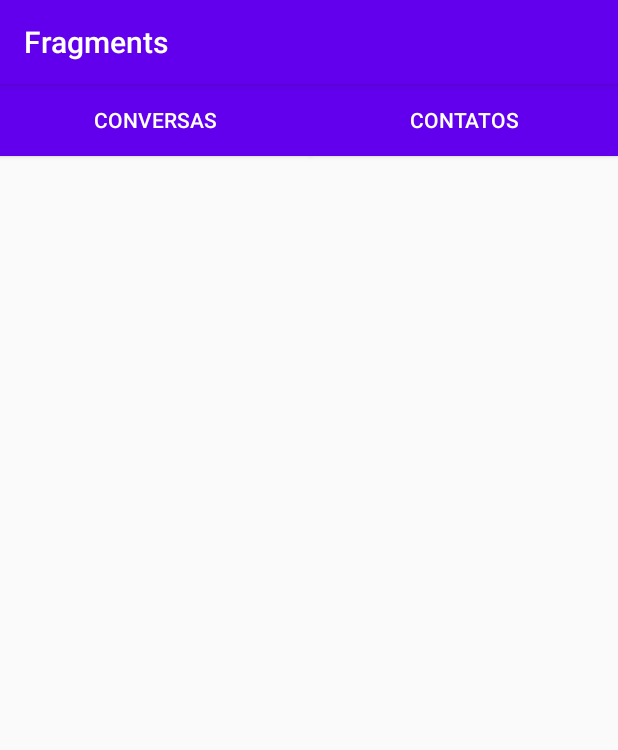
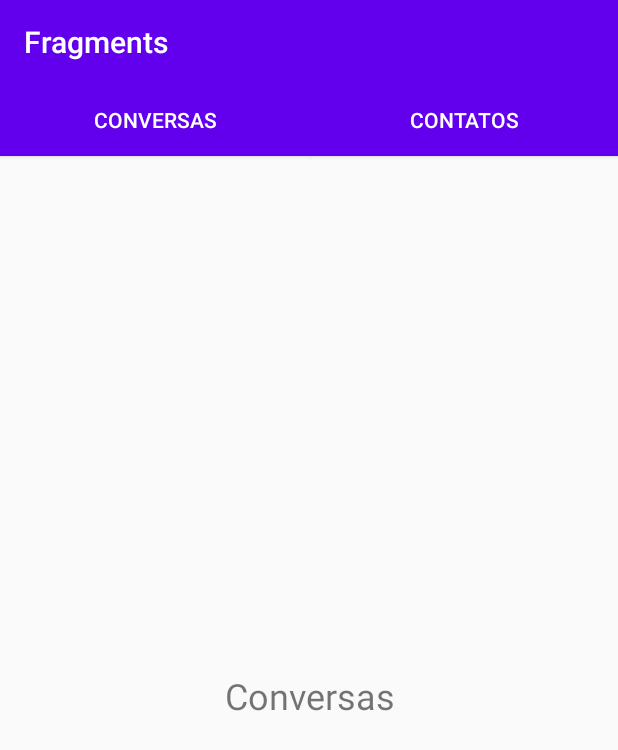
Before and after one commit to rubaoma/Fragments, an Android app: the screen it shows after launch (MainActivity), on a phone screen of 412 x 824 dp. Shown: the top 750 px of the screen. Run offline under Robolectric (Android 15) with nearby library versions, the phone set to English and light mode, and no system bars.

Commit message:
implementacao chamando pelos os botoes  as fragments para o frame dentro da mainActivity

```diff
--- a/app/build.gradle
+++ b/app/build.gradle
@@ -26,6 +26,7 @@ dependencies {
     implementation fileTree(dir: "libs", include: ["*.jar"])
     implementation 'androidx.appcompat:appcompat:1.2.0'
     implementation 'androidx.constraintlayout:constraintlayout:2.0.1'
+    implementation 'androidx.legacy:legacy-support-v4:1.0.0'
     testImplementation 'junit:junit:4.12'
     androidTestImplementation 'androidx.test.ext:junit:1.1.2'
     androidTestImplementation 'androidx.test.espresso:espresso-core:3.3.0'
--- a/app/src/main/AndroidManifest.xml
+++ b/app/src/main/AndroidManifest.xml
@@ -9,7 +9,7 @@
         android:roundIcon="@mipmap/ic_launcher_round"
         android:supportsRtl="true"
         android:theme="@style/AppTheme">
-        <activity android:name=".MainActivity">
+        <activity android:name=".activitiy.MainActivity">
             <intent-filter>
                 <action android:name="android.intent.action.MAIN" />
 
--- /dev/null
+++ b/app/src/main/java/com/example/fragments/activitiy/MainActivity.java
@@ -0,0 +1,76 @@
+package com.example.fragments.activitiy;
+
+import androidx.appcompat.app.AppCompatActivity;
+import androidx.fragment.app.FragmentTransaction;
+
+import android.os.Bundle;
+import android.view.View;
+import android.widget.Button;
+import android.widget.FrameLayout;
+
+import com.example.fragments.R;
+import com.example.fragments.fragment.ContatosFragment;
+import com.example.fragments.fragment.ConversasFragment;
+
+public class MainActivity extends AppCompatActivity {
+
+    private Button buttonConversa;
+    private Button buttonContato;
+    private FrameLayout frameLayout;
+
+
+    private ConversasFragment conversasFragment;
+    private ContatosFragment contatosFragment;
+
+
+    @Override
+    protected void onCreate(Bundle savedInstanceState) {
+        super.onCreate(savedInstanceState);
+        setContentView(R.layout.activity_main);
+
+        buttonConversa = findViewById(R.id.buttonConversa);
+        buttonContato = findViewById(R.id.buttonContatos);
+
+        // remover a sombra do ActionBar
+        getSupportActionBar().setElevation(0);
+
+        //instanciando a fragment para ser manipulada dentro da MainActivity
+        conversasFragment = new ConversasFragment();
+
+        /**
+         * Ao iniciar a Activity, por padrão será exibida a conversasFragment
+         */
+        //Configurar objeto para o fragmento
+        FragmentTransaction transaction = getSupportFragmentManager().beginTransaction(); // iniciar a transação
+        // 1º parametro o local onde será exibido a fragment, 2º qual fragment será exibida
+        transaction.replace(R.id.frameLayout, conversasFragment); // .replace adiciona a fragment e substitui caso esteja sendo exibida outra fragment diferente do .add que sobrepoe (não fazer)
+        //finalizar a transação
+        transaction.commit();
+
+
+        //usar os botes para chamar as fragments
+        buttonContato.setOnClickListener(new View.OnClickListener() {
+            @Override
+            public void onClick(View view) {
+                //instanciando o fragmento
+                contatosFragment = new ContatosFragment();
+
+                FragmentTransaction transaction = getSupportFragmentManager().beginTransaction();
+                transaction.replace(R.id.frameLayout, contatosFragment);
+                transaction.commit();
+            }
+        });
+
+        buttonConversa.setOnClickListener(new View.OnClickListener() {
+            @Override
+            public void onClick(View view) {
+                //instanciando o fragmento
+                contatosFragment = new ContatosFragment();
+
+                FragmentTransaction transaction = getSupportFragmentManager().beginTransaction();
+                transaction.replace(R.id.frameLayout, conversasFragment);
+                transaction.commit();
+            }
+        });
+    }
+}
--- /dev/null
+++ b/app/src/main/java/com/example/fragments/fragment/ConversasFragment.java
@@ -0,0 +1,66 @@
+package com.example.fragments.fragment;
+
+import android.os.Bundle;
+
+import androidx.fragment.app.Fragment;
+
+import android.view.LayoutInflater;
+import android.view.View;
+import android.view.ViewGroup;
+
+import com.example.fragments.R;
+
+/**
+ * A simple {@link Fragment} subclass.
+ * Use the {@link ConversasFragment#newInstance} factory method to
+ * create an instance of this fragment.
+ */
+public class ConversasFragment extends Fragment {
+
+    // TODO: Rename parameter arguments, choose names that match
+    // the fragment initialization parameters, e.g. ARG_ITEM_NUMBER
+    private static final String ARG_PARAM1 = "param1";
+    private static final String ARG_PARAM2 = "param2";
+
+    // TODO: Rename and change types of parameters
+    private String mParam1;
+    private String mParam2;
+
+    public ConversasFragment() {
+        // Required empty public constructor
+    }
+
+    /**
+     * Use this factory method to create a new instance of
+     * this fragment using the provided parameters.
+     *
+     * @param param1 Parameter 1.
+     * @param param2 Parameter 2.
+     * @return A new instance of fragment ConversasFragment.
+     */
+    // TODO: Rename and change types and number of parameters
+    public static ConversasFragment newInstance(String param1, String param2) {
+        ConversasFragment fragment = new ConversasFragment();
+        Bundle args = new Bundle();
+        args.putString(ARG_PARAM1, param1);
+        args.putString(ARG_PARAM2, param2);
+        fragment.setArguments(args);
+        return fragment;
+    }
+
+    @Override
+    public void onCreate(Bundle savedInstanceState) {
+        super.onCreate(savedInstanceState);
+        if (getArguments() != null) {
+            mParam1 = getArguments().getString(ARG_PARAM1);
+            mParam2 = getArguments().getString(ARG_PARAM2);
+        }
+    }
+
+    @Override
+    public View onCreateView(LayoutInflater inflater, ViewGroup container,
+                             Bundle savedInstanceState) {
+        // Inflate the layout for this fragment
+        return inflater.inflate(R.layout.fragment_conversas, container, false);
+    }
+}
--- a/app/src/main/res/layout/activity_main.xml
+++ b/app/src/main/res/layout/activity_main.xml
@@ -4,7 +4,7 @@
     xmlns:tools="http://schemas.android.com/tools"
     android:layout_width="match_parent"
     android:layout_height="match_parent"
-    tools:context=".MainActivity">
+    tools:context=".activitiy.MainActivity">
 
     <androidx.constraintlayout.widget.Guideline
         android:id="@+id/guideline"
@@ -14,7 +14,7 @@
         app:layout_constraintGuide_percent="0.50121653" />
 
     <Button
-        android:id="@+id/buttonConversas"
+        android:id="@+id/buttonConversa"
         android:layout_width="0dp"
         android:layout_height="wrap_content"
         android:background="@color/colorPrimary"
@@ -36,6 +36,7 @@
         app:layout_constraintTop_toTopOf="parent" />
 
     <FrameLayout
+        android:id="@+id/frameLayout"
         android:layout_width="0dp"
         android:layout_height="0dp"
         android:layout_marginStart="8dp"
@@ -44,8 +45,10 @@
         android:layout_marginBottom="8dp"
         app:layout_constraintBottom_toBottomOf="parent"
         app:layout_constraintEnd_toEndOf="parent"
+        app:layout_constraintHorizontal_bias="1.0"
         app:layout_constraintStart_toStartOf="parent"
-        app:layout_constraintTop_toTopOf="parent">
+        app:layout_constraintTop_toTopOf="parent"
+        app:layout_constraintVertical_bias="0.0">
 
     </FrameLayout>
 </androidx.constraintlayout.widget.ConstraintLayout>
--- /dev/null
+++ b/app/src/main/res/layout/fragment_conversas.xml
@@ -0,0 +1,17 @@
+<?xml version="1.0" encoding="utf-8"?>
+<FrameLayout xmlns:android="http://schemas.android.com/apk/res/android"
+    xmlns:tools="http://schemas.android.com/tools"
+    android:layout_width="match_parent"
+    android:layout_height="match_parent"
+    tools:context=".fragment.ConversasFragment">
+
+    <!-- TODO: Update blank fragment layout -->
+    <TextView
+        android:layout_width="match_parent"
+        android:layout_height="match_parent"
+        android:gravity="center"
+        android:text="Conversas"
+        android:textAlignment="center"
+        android:textSize="24sp" />
+
+</FrameLayout>
--- a/app/src/main/res/values/strings.xml
+++ b/app/src/main/res/values/strings.xml
@@ -1,3 +1,5 @@
 <resources>
     <string name="app_name">Fragments</string>
+    <!-- TODO: Remove or change this placeholder text -->
+    <string name="hello_blank_fragment">Hello blank fragment</string>
 </resources>
```
Also changed, not shown: app/src/main/java/com/example/fragments/MainActivity.java (deleted, +0 -14 lines), app/src/main/java/com/example/fragments/fragment/ContatosFragment.java (added, +42 -0 lines), app/src/main/res/layout/fragment_contatos.xml (added, +17 -0 lines).
